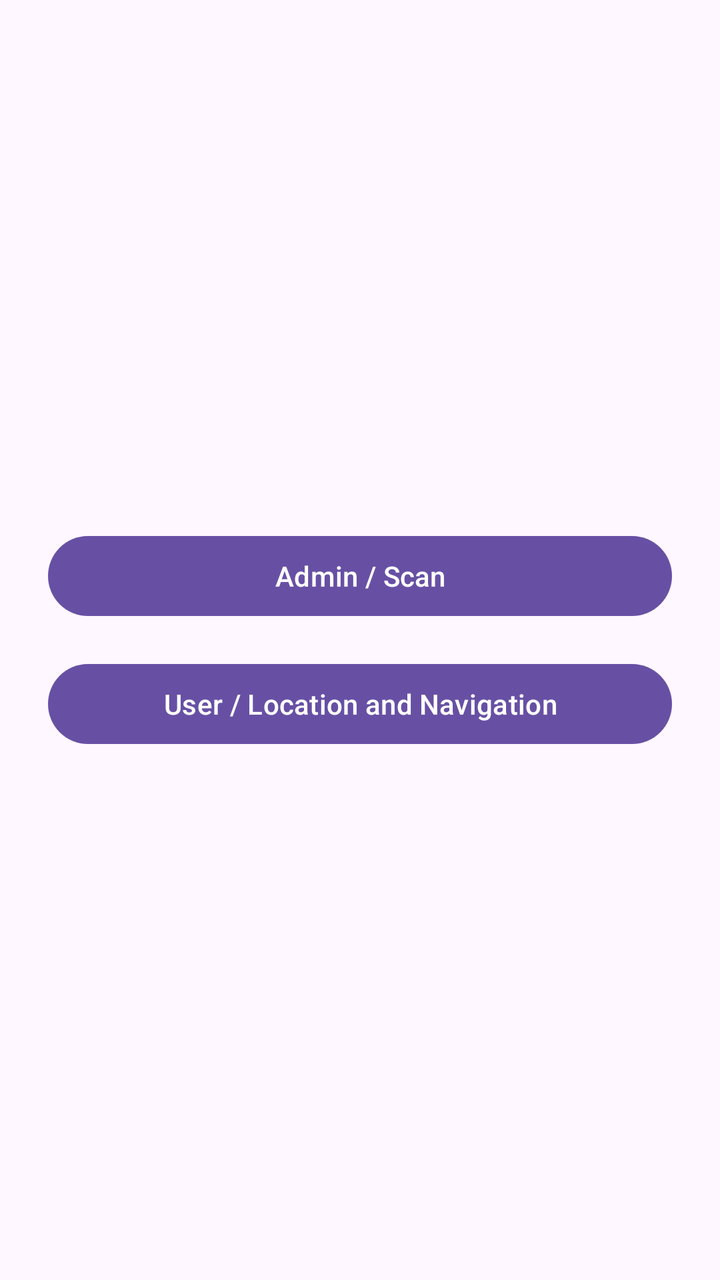
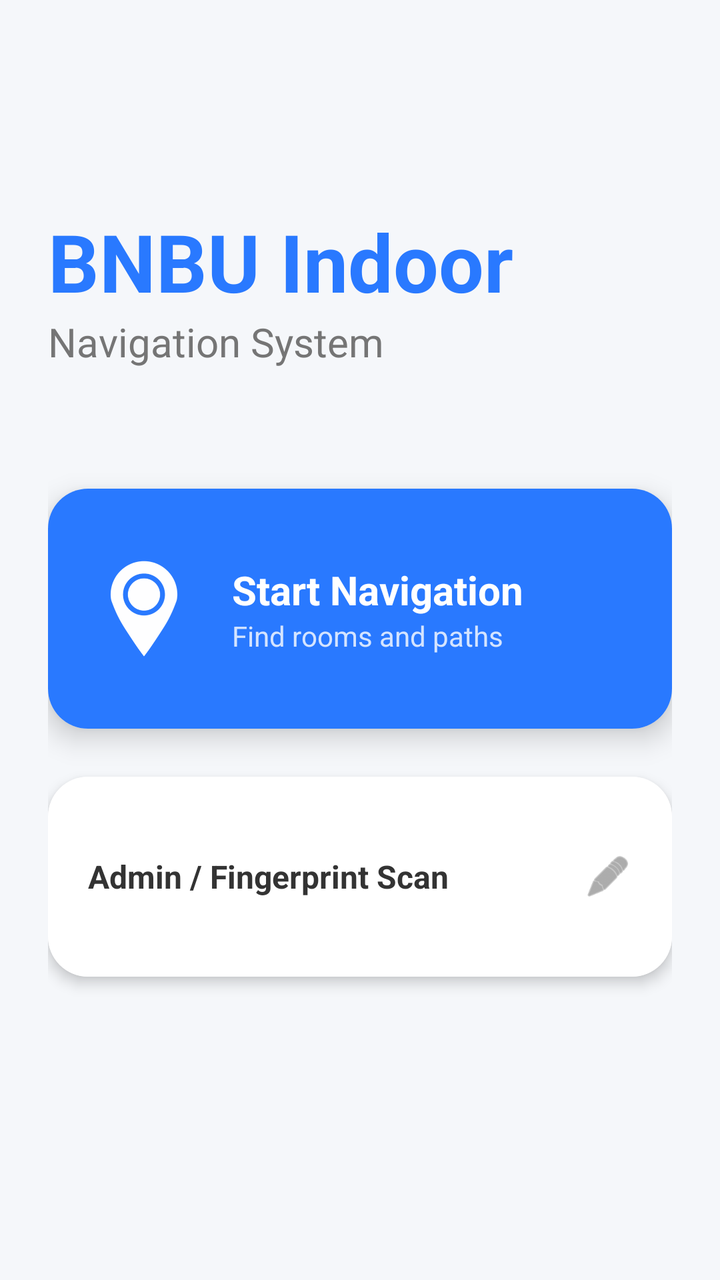

Two renders of the same Android screen: before a commit and after it. Below are the layout's source before the change and the commit's diff.
<!-- AndroidManifest.xml: application theme Theme.FingerPrintLocation -->
<!-- res/layout/activity_start.xml -->
<LinearLayout xmlns:android="http://schemas.android.com/apk/res/android"
    android:orientation="vertical"
    android:layout_width="match_parent"
    android:layout_height="match_parent"
    android:gravity="center"
    android:padding="24dp">

    <Button
        android:id="@+id/btnAdmin"
        android:layout_width="match_parent"
        android:layout_height="wrap_content"
        android:text="Admin / Scan" />

    <Button
        android:id="@+id/btnUser"
        android:layout_width="match_parent"
        android:layout_height="wrap_content"
        android:text="User / Location and Navigation"
        android:layout_marginTop="16dp" />

</LinearLayout>
<!-- resources referenced by this layout -->
<resources>
  <style name="Theme.FingerPrintLocation" parent="Base.Theme.FingerPrintLocation" />
  <style name="Base.Theme.FingerPrintLocation" parent="Theme.Material3.DayNight.NoActionBar">
          
          
      </style>
</resources>

<!-- the commit's change to res/layout/activity_start.xml (unified diff, before → after) -->
@@ -1,21 +1,115 @@
-<LinearLayout xmlns:android="http://schemas.android.com/apk/res/android"
-    android:orientation="vertical"
+<?xml version="1.0" encoding="utf-8"?>
+<androidx.constraintlayout.widget.ConstraintLayout xmlns:android="http://schemas.android.com/apk/res/android"
+    xmlns:app="http://schemas.android.com/apk/res-auto"
     android:layout_width="match_parent"
     android:layout_height="match_parent"
-    android:gravity="center"
+    android:background="@color/bg_light"
     android:padding="24dp">
 
-    <Button
-        android:id="@+id/btnAdmin"
+    <LinearLayout
+        android:id="@+id/header"
+        android:layout_width="wrap_content"
+        android:layout_height="wrap_content"
+        android:orientation="vertical"
+        android:layout_marginTop="80dp"
+        app:layout_constraintTop_toTopOf="parent"
+        app:layout_constraintStart_toStartOf="parent">
+
+        <TextView
+            android:layout_width="300dp"
+            android:layout_height="wrap_content"
+            android:text="BNBU Indoor"
+            android:textColor="@color/brand_blue"
+            android:textSize="40sp"
+            android:textStyle="bold" />
+
+        <TextView
+            android:layout_width="wrap_content"
+            android:layout_height="wrap_content"
+            android:text="Navigation System"
+            android:textSize="20sp"
+            android:textColor="@color/text_secondary" />
+    </LinearLayout>
+
+    <androidx.cardview.widget.CardView
+        android:id="@+id/cardUser"
         android:layout_width="match_parent"
-        android:layout_height="wrap_content"
-        android:text="Admin / Scan" />
+        android:layout_height="120dp"
+        android:layout_marginTop="60dp"
+        app:cardCornerRadius="20dp"
+        app:cardElevation="8dp"
+        app:layout_constraintTop_toBottomOf="@id/header">
 
-    <Button
-        android:id="@+id/btnUser"
+        <LinearLayout
+            android:id="@+id/btnUser"
+            android:layout_width="match_parent"
+            android:layout_height="match_parent"
+            android:background="@color/brand_blue"
+            android:gravity="center_vertical"
+            android:padding="24dp">
+
+            <ImageView
+                android:layout_width="48dp"
+                android:layout_height="48dp"
+                android:src="@drawable/ic_locate"
+                app:tint="@color/white" />
+
+            <LinearLayout
+                android:layout_width="wrap_content"
+                android:layout_height="wrap_content"
+                android:orientation="vertical"
+                android:layout_marginStart="20dp">
+
+                <TextView
+                    android:layout_width="187dp"
+                    android:layout_height="wrap_content"
+                    android:text="Start Navigation"
+                    android:textColor="@color/white"
+                    android:textSize="20sp"
+                    android:textStyle="bold" />
+
+                <TextView
+                    android:layout_width="wrap_content"
+                    android:layout_height="wrap_content"
+                    android:text="Find rooms and paths"
+                    android:textColor="#CCFFFFFF"
+                    android:textSize="14sp" />
+            </LinearLayout>
+        </LinearLayout>
+    </androidx.cardview.widget.CardView>
+
+    <androidx.cardview.widget.CardView
+        android:id="@+id/cardAdmin"
         android:layout_width="match_parent"
-        android:layout_height="wrap_content"
-        android:text="User / Location and Navigation"
-        android:layout_marginTop="16dp" />
+        android:layout_height="100dp"
+        android:layout_marginTop="24dp"
+        app:cardCornerRadius="20dp"
+        app:cardElevation="4dp"
+        app:layout_constraintTop_toBottomOf="@id/cardUser">
 
-</LinearLayout>
+        <LinearLayout
+            android:id="@+id/btnAdmin"
+            android:layout_width="match_parent"
+            android:layout_height="match_parent"
+            android:background="@color/white"
+            android:gravity="center_vertical"
+            android:padding="20dp">
+
+            <TextView
+                android:layout_width="0dp"
+                android:layout_height="wrap_content"
+                android:layout_weight="1"
+                android:text="Admin / Fingerprint Scan"
+                android:textColor="@color/text_primary"
+                android:textSize="16sp"
+                android:textStyle="bold" />
+
+            <ImageView
+                android:layout_width="24dp"
+                android:layout_height="24dp"
+                android:src="@android:drawable/ic_menu_edit"
+                app:tint="@color/text_secondary" />
+        </LinearLayout>
+    </androidx.cardview.widget.CardView>
+
+</androidx.constraintlayout.widget.ConstraintLayout>
<!-- resource entries referenced after the edit -->
@@ -1,5 +1,11 @@
 <!-- resources referenced by this layout -->
 <resources>
+  <color name="bg_light">#F5F7FA</color>
+  <color name="brand_blue">#2979FF</color>
+  <color name="text_primary">#333333</color>
+  <color name="text_secondary">#757575</color>
+  <color name="white">#FFFFFFFF</color>
+  <!-- drawable ic_locate: png bitmap (drawable, 308975 bytes) -->
   <style name="Theme.FingerPrintLocation" parent="Base.Theme.FingerPrintLocation" />
   <style name="Base.Theme.FingerPrintLocation" parent="Theme.Material3.DayNight.NoActionBar">
           
